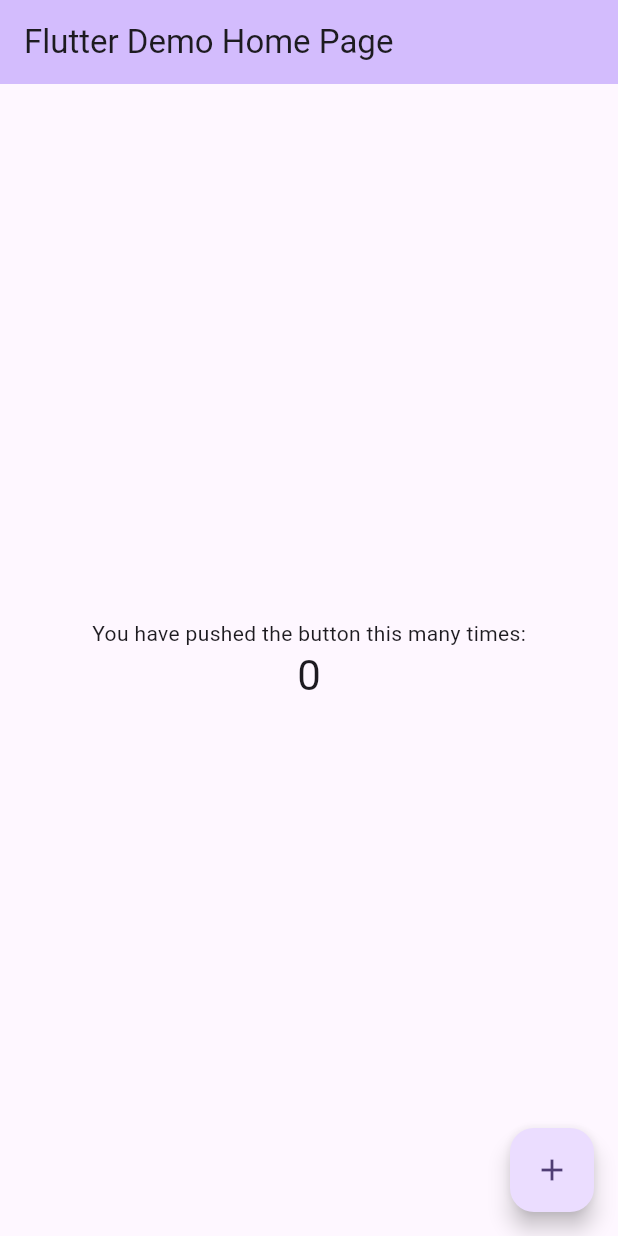
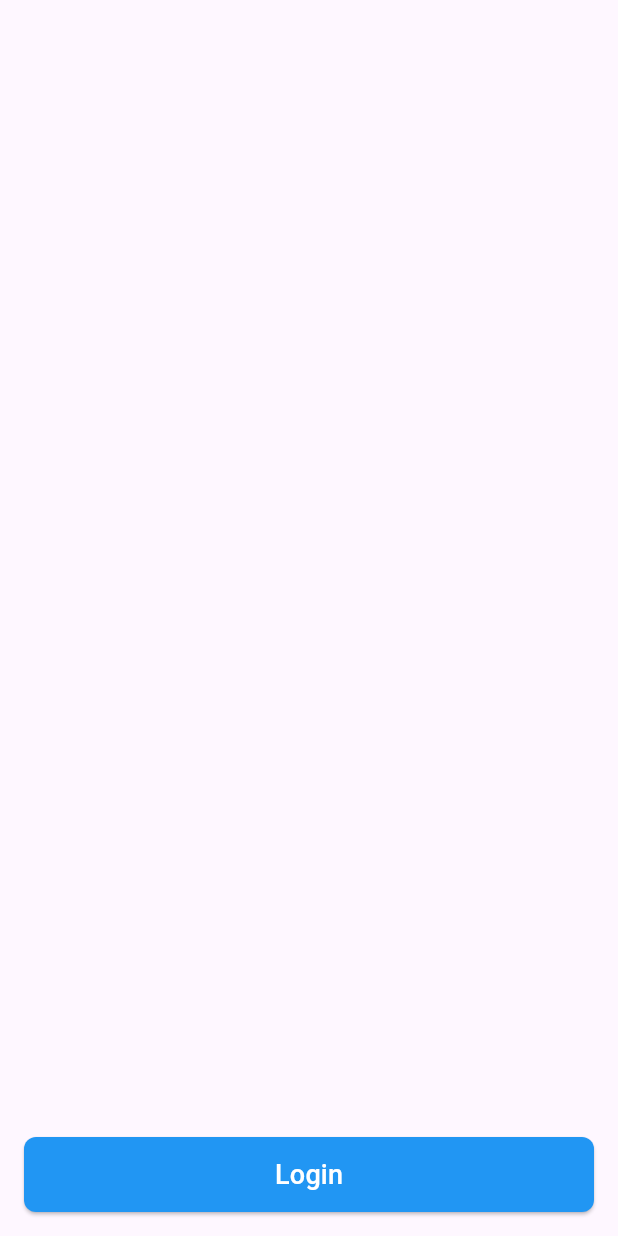
Before and after one commit to andreasofthings/innovation, a Flutter app: the screen it shows after launch, on a phone screen of 412 x 824 dp. Run offline on Flutter 3.47's test engine with Material 3 defaults, Android fonts, the phone set to English and light mode, and no system bars; our stand-ins replace flutter_dotenv, flutter_secure_storage; missing offline and left inert: flutter_appauth.

Commit message:
Login-Screen and set correct names.

```diff
--- /dev/null
+++ b/lib/colorscheme.dart
@@ -0,0 +1,6 @@
+import 'package:flutter/material.dart';
+
+
+ColorScheme schema() {
+  return ColorScheme.fromSeed(seedColor: Colors.deepPurple);
+}
--- a/lib/main.dart
+++ b/lib/main.dart
@@ -1,122 +1,51 @@
 import 'package:flutter/material.dart';
+import 'package:flutter_dotenv/flutter_dotenv.dart';
+import 'package:provider/provider.dart';
 
-void main() {
-  runApp(const MyApp());
+import 'providers/auth_provider.dart';
+import 'screens/home_screen.dart';
+import 'screens/login_screen.dart';
+import 'colorscheme.dart';
+
+void main() async {
+  // Ensure Flutter bindings are initialized before any async work
+  WidgetsFlutterBinding.ensureInitialized();
+
+  // Load environment variables with error handling
+  try {
+    await dotenv.load(fileName: ".env");
+  } catch (e) {
+    debugPrint("Warning: Could not load .env file. Ensure it exists in the root directory.");
+    // We continue execution; the AuthProvider will handle missing variables gracefully or throw errors when used.
+  }
+
+  runApp(
+    ChangeNotifierProvider(
+      create: (context) => AuthProvider(),
+      child: const Innovation(),
+    ),
+  );
 }
 
-class MyApp extends StatelessWidget {
-  const MyApp({super.key});
+class Innovation extends StatelessWidget {
+  const Innovation({super.key});
 
-  // This widget is the root of your application.
   @override
   Widget build(BuildContext context) {
+    // Watch the authentication state from the AuthProvider
+    final isAuthenticated = context.watch<AuthProvider>().isAuthenticated;
+
     return MaterialApp(
-      title: 'Flutter Demo',
+      title: 'Innovation Coach',
+      debugShowCheckedModeBanner: false,
       theme: ThemeData(
-        // This is the theme of your application.
-        //
-        // TRY THIS: Try running your application with "flutter run". You'll see
-        // the application has a purple toolbar. Then, without quitting the app,
-        // try changing the seedColor in the colorScheme below to Colors.green
-        // and then invoke "hot reload" (save your changes or press the "hot
-        // reload" button in a Flutter-supported IDE, or press "r" if you used
-        // the command line to start the app).
-        //
-        // Notice that the counter didn't reset back to zero; the application
-        // state is not lost during the reload. To reset the state, use hot
-        // restart instead.
-        //
-        // This works for code too, not just values: Most code changes can be
-        // tested with just a hot reload.
-        colorScheme: .fromSeed(seedColor: Colors.deepPurple),
+        colorScheme: schema(),
+        useMaterial3: true,
       ),
-      home: const MyHomePage(title: 'Flutter Demo Home Page'),
+      // Automatically toggle between Login and Home based on auth state
+      home: isAuthenticated
+          ? const HomePage(title: 'Innovation Coach')
+          : const LoginScreen(),
     );
   }
 }
-
-class MyHomePage extends StatefulWidget {
-  const MyHomePage({super.key, required this.title});
-
-  // This widget is the home page of your application. It is stateful, meaning
-  // that it has a State object (defined below) that contains fields that affect
-  // how it looks.
-
-  // This class is the configuration for the state. It holds the values (in this
-  // case the title) provided by the parent (in this case the App widget) and
-  // used by the build method of the State. Fields in a Widget subclass are
-  // always marked "final".
-
-  final String title;
-
-  @override
-  State<MyHomePage> createState() => _MyHomePageState();
-}
-
-class _MyHomePageState extends State<MyHomePage> {
-  int _counter = 0;
-
-  void _incrementCounter() {
-    setState(() {
-      // This call to setState tells the Flutter framework that something has
-      // changed in this State, which causes it to rerun the build method below
-      // so that the display can reflect the updated values. If we changed
-      // _counter without calling setState(), then the build method would not be
-      // called again, and so nothing would appear to happen.
-      _counter++;
-    });
-  }
-
-  @override
-  Widget build(BuildContext context) {
-    // This method is rerun every time setState is called, for instance as done
-    // by the _incrementCounter method above.
-    //
-    // The Flutter framework has been optimized to make rerunning build methods
-    // fast, so that you can just rebuild anything that needs updating rather
-    // than having to individually change instances of widgets.
-    return Scaffold(
-      appBar: AppBar(
-        // TRY THIS: Try changing the color here to a specific color (to
-        // Colors.amber, perhaps?) and trigger a hot reload to see the AppBar
-        // change color while the other colors stay the same.
-        backgroundColor: Theme.of(context).colorScheme.inversePrimary,
-        // Here we take the value from the MyHomePage object that was created by
-        // the App.build method, and use it to set our appbar title.
-        title: Text(widget.title),
-      ),
-      body: Center(
-        // Center is a layout widget. It takes a single child and positions it
-        // in the middle of the parent.
-        child: Column(
-          // Column is also a layout widget. It takes a list of children and
-          // arranges them vertically. By default, it sizes itself to fit its
-          // children horizontally, and tries to be as tall as its parent.
-          //
-          // Column has various properties to control how it sizes itself and
-          // how it positions its children. Here we use mainAxisAlignment to
-          // center the children vertically; the main axis here is the vertical
-          // axis because Columns are vertical (the cross axis would be
-          // horizontal).
-          //
-          // TRY THIS: Invoke "debug painting" (choose the "Toggle Debug Paint"
-          // action in the IDE, or press "p" in the console), to see the
-          // wireframe for each widget.
-          mainAxisAlignment: .center,
-          children: [
-            const Text('You have pushed the button this many times:'),
-            Text(
-              '$_counter',
-              style: Theme.of(context).textTheme.headlineMedium,
-            ),
-          ],
-        ),
-      ),
-      floatingActionButton: FloatingActionButton(
-        onPressed: _incrementCounter,
-        tooltip: 'Increment',
-        child: const Icon(Icons.add),
-      ),
-    );
-  }
-}
--- /dev/null
+++ b/lib/screens/login_screen.dart
@@ -0,0 +1,57 @@
+import 'package:flutter/material.dart';
+import 'package:provider/provider.dart';
+import '../providers/auth_provider.dart';
+
+class LoginScreen extends StatelessWidget {
+  const LoginScreen({super.key});
+
+  @override
+  Widget build(BuildContext context) {
+    return Scaffold(
+      body: SafeArea(
+        child: Column(
+          children: [
+            const Spacer(),
+            Padding(
+              padding: const EdgeInsets.all(16.0),
+              child: SizedBox(
+                width: double.infinity,
+                height: 50,
+                child: ElevatedButton(
+                  onPressed: () {
+                    _handleLogin(context);
+                  },
+                  style: ElevatedButton.styleFrom(
+                    backgroundColor: Colors.blue,
+                    foregroundColor: Colors.white,
+                    shape: RoundedRectangleBorder(
+                      borderRadius: BorderRadius.circular(8),
+                    ),
+                  ),
+                  child: const Text(
+                    'Login',
+                    style: TextStyle(fontSize: 18),
+                  ),
+                ),
+              ),
+            ),
+          ],
+        ),
+      ),
+    );
+  }
+
+  Future<void> _handleLogin(BuildContext context) async {
+    try {
+      // Access the AuthProvider and call login
+      await context.read<AuthProvider>().login();
+    } catch (e) {
+      // Basic error handling for the deferred implementation
+      if (context.mounted) {
+        ScaffoldMessenger.of(context).showSnackBar(
+          SnackBar(content: Text('Login failed: $e')),
+        );
+      }
+    }
+  }
+}
```
Also changed, not shown: lib/providers/auth_provider.dart (added, +142 -0 lines), lib/screens/home_screen.dart (added, +87 -0 lines), pubspec.yaml (+7 -6 lines), 3 other files.
